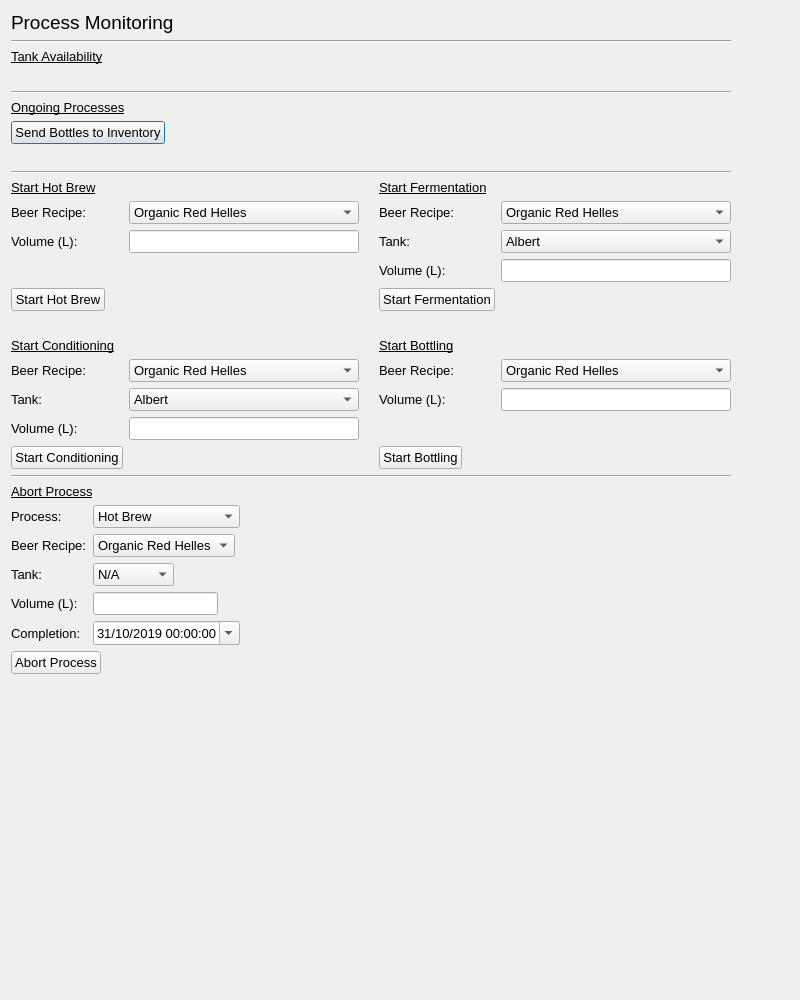
Above: process_monitoring.ui from IsaacCheng9/brewhouse-management before the change. Below: the same form after it.
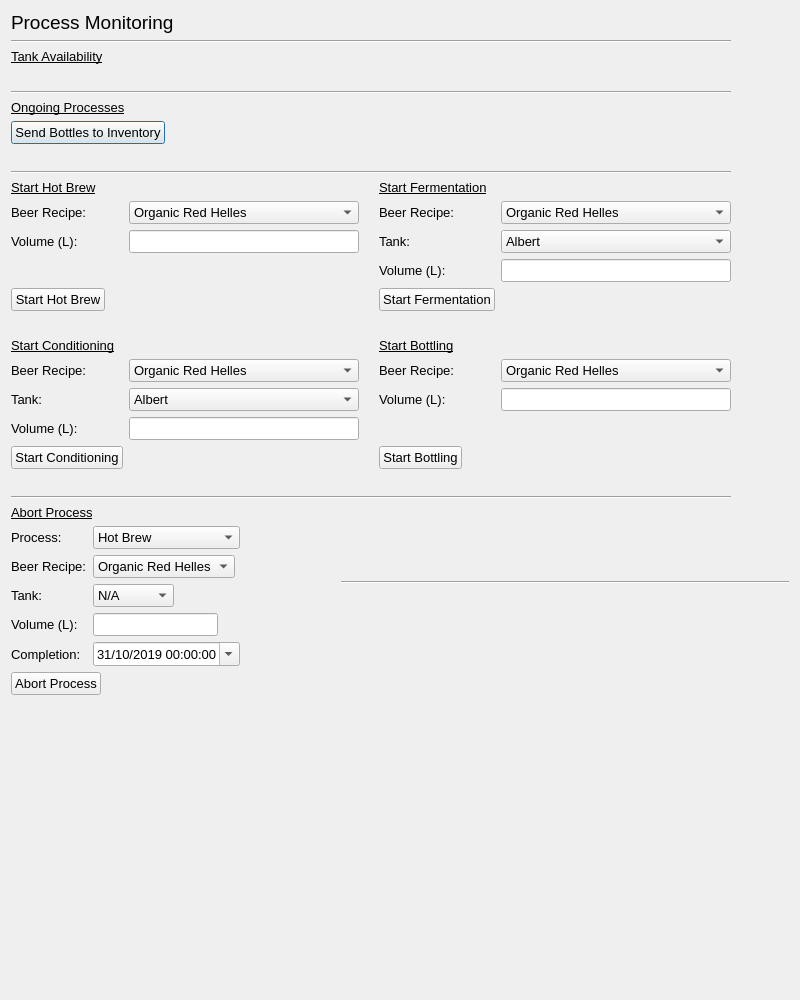
That is the form after the change.

What changed in the file:
```diff
--- a/process_monitoring.ui
+++ b/process_monitoring.ui
@@ -479,6 +479,13 @@
           </item>
          </layout>
         </item>
+        <item>
+         <widget class="QLabel" name="lbl_tank_advice">
+          <property name="text">
+           <string/>
+          </property>
+         </widget>
+        </item>
         <item>
          <widget class="Line" name="hori_line_start_process">
           <property name="orientation">
@@ -693,6 +700,19 @@
         </item>
        </layout>
       </widget>
+      <widget class="Line" name="hori_line_start_process_2">
+       <property name="geometry">
+        <rect>
+         <x>330</x>
+         <y>570</y>
+         <width>718</width>
+         <height>3</height>
+        </rect>
+       </property>
+       <property name="orientation">
+        <enum>Qt::Horizontal</enum>
+       </property>
+      </widget>
      </widget>
     </widget>
    </item>
```
Left out of the diff: 402 changed lines with no effect on the pictures.
